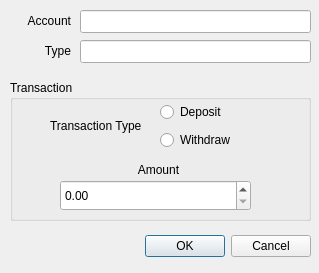
First picture: the form in gui/EasyAcct_BalEditor.ui, repository Aspectious/EasyAcct, before the edit.
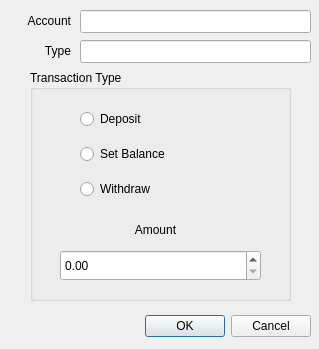
Second picture: the form after the edit.

Diff of the .ui file:
```diff
--- a/gui/EasyAcct_BalEditor.ui
+++ b/gui/EasyAcct_BalEditor.ui
@@ -7,7 +7,7 @@
     <x>0</x>
     <y>0</y>
     <width>319</width>
-    <height>273</height>
+    <height>349</height>
    </rect>
   </property>
   <property name="windowTitle">
@@ -17,7 +17,7 @@
    <property name="geometry">
     <rect>
      <x>-30</x>
-     <y>230</y>
+     <y>310</y>
      <width>341</width>
      <height>32</height>
     </rect>
@@ -90,69 +90,33 @@
   <widget class="QGroupBox" name="groupBox">
    <property name="geometry">
     <rect>
-     <x>10</x>
-     <y>80</y>
-     <width>301</width>
-     <height>141</height>
+     <x>30</x>
+     <y>70</y>
+     <width>261</width>
+     <height>231</height>
     </rect>
    </property>
    <property name="title">
-    <string>Transaction</string>
+    <string>Transaction Type</string>
    </property>
-   <widget class="QLabel" name="label_3">
-    <property name="geometry">
-     <rect>
-      <x>40</x>
-      <y>20</y>
-      <width>101</width>
-      <height>51</height>
-     </rect>
-    </property>
-    <property name="text">
-     <string>Transaction Type</string>
-    </property>
-   </widget>
-   <widget class="QWidget" name="verticalLayoutWidget">
-    <property name="geometry">
-     <rect>
-      <x>150</x>
-      <y>20</y>
-      <width>121</width>
-      <height>52</height>
-     </rect>
-    </property>
-    <layout class="QVBoxLayout" name="verticalLayout">
-     <item>
-      <widget class="QRadioButton" name="rb_deposit">
-       <property name="text">
-        <string>Deposit</string>
-       </property>
-      </widget>
-     </item>
-     <item>
-      <widget class="QRadioButton" name="rb_withdraw">
-       <property name="text">
-        <string>Withdraw</string>
-       </property>
-      </widget>
-     </item>
-    </layout>
-   </widget>
    <widget class="QDoubleSpinBox" name="box_amount">
     <property name="geometry">
      <rect>
-      <x>50</x>
-      <y>100</y>
-      <width>191</width>
+      <x>30</x>
+      <y>180</y>
+      <width>201</width>
       <height>31</height>
      </rect>
     </property>
+    <property name="maximum">
+     <double>999999999999.000000000000000</double>
+    </property>
    </widget>
    <widget class="QLabel" name="label_4">
     <property name="geometry">
      <rect>
-      <x>53</x>
-      <y>80</y>
+      <x>30</x>
+      <y>150</y>
       <width>191</width>
       <height>20</height>
      </rect>
@@ -164,6 +128,39 @@
      <set>Qt::AlignmentFlag::AlignCenter</set>
     </property>
    </widget>
+   <widget class="QWidget" name="verticalLayoutWidget">
+    <property name="geometry">
+     <rect>
+      <x>50</x>
+      <y>30</y>
+      <width>160</width>
+      <height>111</height>
+     </rect>
+    </property>
+    <layout class="QVBoxLayout" name="verticalLayout">
+     <item>
+      <widget class="QRadioButton" name="rb_deposit">
+       <property name="text">
+        <string>Deposit</string>
+       </property>
+      </widget>
+     </item>
+     <item>
+      <widget class="QRadioButton" name="rb_set">
+       <property name="text">
+        <string>Set Balance</string>
+       </property>
+      </widget>
+     </item>
+     <item>
+      <widget class="QRadioButton" name="rb_withdraw">
+       <property name="text">
+        <string>Withdraw</string>
+       </property>
+      </widget>
+     </item>
+    </layout>
+   </widget>
   </widget>
  </widget>
  <resources/>
```
